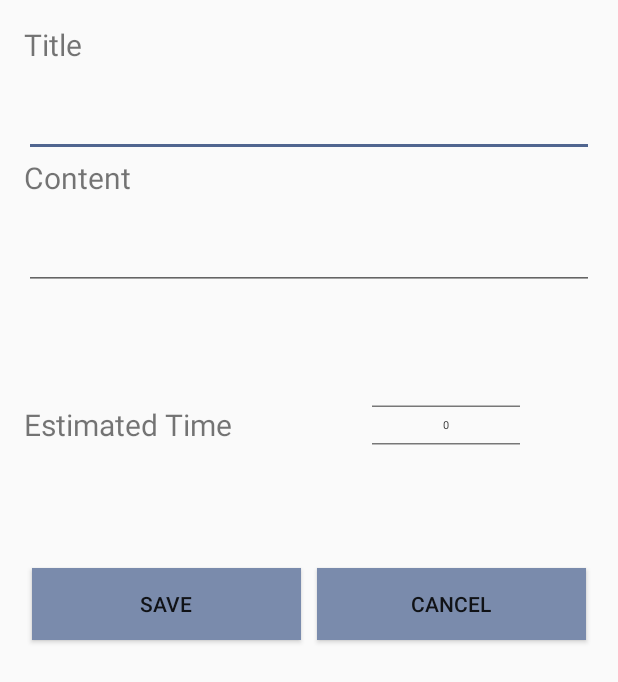
After one commit to ShawnDuan/simpleTodo, an Android app: the layout fragment_create_item.xml on its own in the app's theme, with its tools: preview values and no code run, on a phone screen of 412 x 824 dp. The commit adds this screen. Shown: the top 682 px of the screen. Run offline under Robolectric (Android 15) with nearby library versions, the phone set to English and light mode, and no system bars.

Commit message:
Dialog fragment for create new todo item.

```diff
--- a/app/build.gradle
+++ b/app/build.gradle
@@ -27,4 +27,5 @@ dependencies {
     compile 'commons-io:commons-io:2.4'
 
     compile 'com.android.support:recyclerview-v7:23.0.1'
+    compile 'com.android.support:design:24.2.1'
 }
--- a/app/src/main/java/com/shawn_duan/simpletodo/EditActivity.java
+++ b/app/src/main/java/com/shawn_duan/simpletodo/EditActivity.java
@@ -36,7 +36,7 @@ public class EditActivity extends AppCompatActivity {
         final long itemTimestamp = getIntent().getExtras().getLong("itemTimestamp");
 
         mRealm = Realm.getDefaultInstance();
-        final TodoItem currentItem = mRealm.where(TodoItem.class).equalTo("mTimestamp", itemTimestamp).findFirst();
+        final TodoItem currentItem = mRealm.where(TodoItem.class).equalTo("timestamp", itemTimestamp).findFirst();
         etItemTitle.append(currentItem.getTitle());
         etItemContent.append((currentItem.getContent() != null) ? currentItem.getContent() : "");
 
--- a/app/src/main/res/drawable/bg_rectangle.xml
+++ b/app/src/main/res/drawable/bg_rectangle.xml
@@ -5,5 +5,5 @@
     <corners android:radius="2dp"/>
     <stroke
         android:width="1dp"
-        android:color="@color/black_50_percent"/>
+        android:color="@color/black_25_percent"/>
 </shape>
--- a/app/src/main/res/layout/activity_edit.xml
+++ b/app/src/main/res/layout/activity_edit.xml
@@ -17,7 +17,7 @@
         android:id="@+id/etTitle"
         android:layout_width="match_parent"
         android:layout_height="wrap_content"
-        android:inputType="textPersonName"/>
+        android:inputType="text"/>
 
     <TextView
         android:id="@+id/tvContent"
@@ -31,7 +31,7 @@
         android:id="@+id/etContent"
         android:layout_width="match_parent"
         android:layout_height="wrap_content"
-        android:inputType="textMultiLine"
+        android:inputType="text"
         android:ems="10"/>
 
     <Button
--- /dev/null
+++ b/app/src/main/res/layout/fragment_create_item.xml
@@ -0,0 +1,88 @@
+<?xml version="1.0" encoding="utf-8"?>
+<LinearLayout xmlns:android="http://schemas.android.com/apk/res/android"
+              android:orientation="vertical"
+              android:layout_width="match_parent"
+              android:layout_height="match_parent"
+              android:padding="@dimen/activity_vertical_margin">
+
+    <TextView
+        android:id="@+id/tvTitle"
+        android:text="Title"
+        android:layout_width="wrap_content"
+        android:layout_height="wrap_content"
+        android:layout_marginBottom="@dimen/activity_horizontal_margin"
+        android:textSize="20sp"/>
+
+    <EditText
+        android:id="@+id/etTitle"
+        android:layout_width="match_parent"
+        android:layout_height="wrap_content"
+        android:inputType="text"
+        android:imeOptions="actionDone"/>
+
+    <TextView
+        android:id="@+id/tvContent"
+        android:text="Content"
+        android:layout_width="wrap_content"
+        android:layout_height="wrap_content"
+        android:layout_marginBottom="@dimen/activity_horizontal_margin"
+        android:textSize="20sp"/>
+
+    <EditText
+        android:id="@+id/etContent"
+        android:layout_width="match_parent"
+        android:layout_height="wrap_content"
+        android:inputType="text"
+        android:imeOptions="actionDone"
+        android:ems="10"/>
+
+    <LinearLayout
+        android:orientation="horizontal"
+        android:layout_width="match_parent"
+        android:layout_height="wrap_content">
+
+        <TextView
+            android:text="Estimated Time"
+            android:layout_width="wrap_content"
+            android:layout_height="wrap_content"
+            android:layout_gravity="center_vertical"
+            android:gravity="center_vertical"
+            android:id="@+id/textView"
+            android:textSize="20sp"
+            android:layout_weight="1"/>
+
+        <NumberPicker
+            android:layout_width="wrap_content"
+            android:layout_height="wrap_content"
+            android:layout_gravity="center_vertical"
+            android:id="@+id/estimatedTime"
+            android:scaleX=".5"
+            android:scaleY=".5"
+            android:layout_weight="3"/>
+    </LinearLayout>
+
+    <LinearLayout
+        android:orientation="horizontal"
+        android:layout_width="match_parent"
+        android:layout_height="wrap_content">
+
+        <Button
+            android:text="Save"
+            android:layout_width="0dp"
+            android:layout_height="wrap_content"
+            android:layout_margin="5dp"
+            android:id="@+id/btSave"
+            android:background="@color/customize_Verylight"
+            android:layout_weight="1"/>
+
+        <Button
+            android:text="Cancel"
+            android:layout_width="0dp"
+            android:layout_height="wrap_content"
+            android:layout_margin="5dp"
+
+            android:id="@+id/btCancle"
+            android:background="@color/customize_Verylight"
+            android:layout_weight="1"/>
+    </LinearLayout>
+</LinearLayout>
--- a/app/src/main/res/values/styles.xml
+++ b/app/src/main/res/values/styles.xml
@@ -6,6 +6,24 @@
         <item name="colorPrimary">@color/customize_Primary</item>
         <item name="colorPrimaryDark">@color/customize_Dark</item>
         <item name="colorAccent">@color/customize_Light</item>
+        <item name="android:dialogTheme">@style/AppDialogTheme</item>
     </style>
 
+    <!-- Define your custom dialog theme here extending from base -->
+    <style name="AppDialogTheme" parent="Theme.AppCompat.Light.Dialog">
+        <!-- Define color properties as desired -->
+        <item name="colorPrimary">@color/customize_Primary</item>
+        <item name="colorPrimaryDark">@color/customize_Dark</item>
+        <item name="android:textColorHighlight">@color/customize_Verylight</item>
+        <item name="colorAccent">@color/customize_Highlight</item>
+        <item name="colorControlNormal">@color/customize_Dark</item>
+        <!-- Define window properties as desired -->
+        <item name="android:windowNoTitle">false</item>
+        <item name="android:windowFullscreen">false</item>
+        <item name="android:windowBackground">@color/white</item>
+        <item name="android:windowIsFloating">true</item>
+        <item name="android:windowCloseOnTouchOutside">true</item>
+    </style>
+
+
 </resources>
```
Also changed, not shown: app/src/main/java/com/shawn_duan/simpletodo/CreateItemDialogFragment.java (added, +127 -0 lines), app/src/main/java/com/shawn_duan/simpletodo/MainActivity.java (+18 -30 lines), app/src/main/java/com/shawn_duan/simpletodo/models/TodoItem.java (+27 -9 lines), app/src/main/res/layout/activity_main.xml (+14 -26 lines), app/src/main/res/drawable/plus.png (added).
